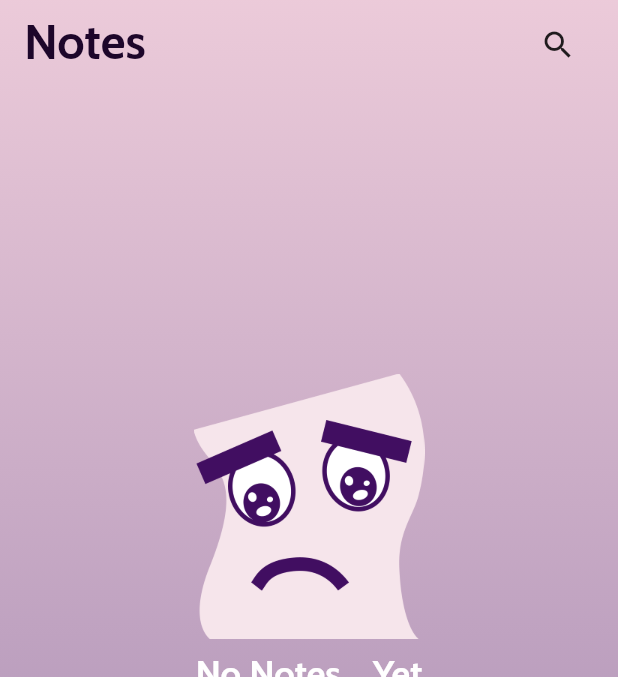
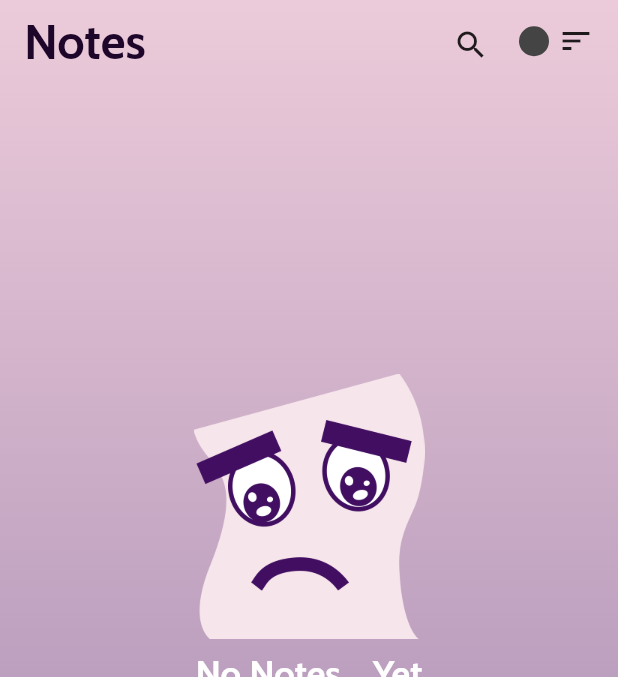
Before and after one commit to jabguru/iJot, a Flutter app: the Notes screen opened by its route, on a phone screen of 412 x 824 dp, the part 117-794 px from its top. Run offline on Flutter 3.47's test engine with Material 2 defaults, Android fonts, the phone set to English and light mode, and no system bars; drawn by our look-alikes of animated_search_bar, upgrader; our stand-ins replace another_flushbar, cloud_firestore, easy_localization, equatable, file_picker, firebase_auth and 11 more; missing offline and left inert: flutter_quill, flutter_quill_extensions, modal_progress_hud_alt, universal_html; accounts and stored records are empty; project files that could hold a hidden picture were left out.

Commit message:
added sort to notes

```diff
--- a/assets/translations/en.json
+++ b/assets/translations/en.json
@@ -32,6 +32,7 @@
     "note_cat_personal": "Personal",
     "note_cat_work": "Work",
     "note_cat_todo": "Todo",
+    "note_cat_all": "All",
 
 
     "delete_note": "Do you want to Delete this Note?",
@@ -75,6 +76,6 @@
     "delete_account_confirmation": "Are you sure you want to delete your account?",
     "delete_account_confirmation_details": "All your notes will be lost and you will be required to register a new account to use iJOT.",
     "delete_account_sucessful": "Deleted Account Successfully!",
-    "delete_account_error": "Error Deleting Account! Sign in Again."
-
+    "delete_account_error": "Error Deleting Account! Sign in Again.",
+    "sort_notes": "Sort notes"
 }
--- a/lib/constants/category.dart
+++ b/lib/constants/category.dart
@@ -13,6 +13,8 @@ Color categoryColor(String? category) {
     return kWorkColor;
   } else if (category == 'Todo') {
     return kTodoColor;
+  } else if (category == 'All') {
+    return kGrey1;
   }
   return kPrimaryColor;
 }
@@ -29,6 +31,8 @@ String getCategoryString(String? category) {
       return 'note_cat_work'.tr();
     case 'Todo':
       return 'note_cat_todo'.tr();
+    case 'All':
+      return 'note_cat_all'.tr();
     default:
       return 'note_cat_uncategorized'.tr();
   }
--- a/lib/main.dart
+++ b/lib/main.dart
@@ -43,7 +43,6 @@ class MyApp extends StatelessWidget {
 
   // TODO: WRITE TESTS
   // TODO: UPDATE TRANSLATION
-  // TODO: SORT NOTES BY TAGS
   // TODO: CONSIDER DEEPLINKING ON MOBILE, SHARE NOTES URLS
 
   // This widget is the root of your application.
--- a/lib/screens/notes.dart
+++ b/lib/screens/notes.dart
@@ -3,10 +3,12 @@ import 'package:flutter/foundation.dart';
 import 'package:flutter/material.dart';
 import 'package:go_router/go_router.dart';
 import 'package:ijot/constants/routes.dart';
+import 'package:ijot/constants/spaces.dart';
 import 'package:ijot/widgets/custom_scaffold.dart';
 import 'package:easy_localization/easy_localization.dart';
 import 'package:ijot/widgets/notes/notes_list.dart';
 import 'package:ijot/widgets/search_widget.dart';
+import 'package:ijot/widgets/sort_note_widget.dart';
 import 'package:upgrader/upgrader.dart';
 
 class Notes extends StatefulWidget {
@@ -19,6 +21,13 @@ class Notes extends StatefulWidget {
 class NotesState extends State<Notes> {
   final ScrollController _notesScrollController = ScrollController();
   String? _searchText;
+  String _category = 'All';
+
+  void _onSelected(value) {
+    setState(() {
+      _category = value;
+    });
+  }
 
   @override
   Widget build(BuildContext context) {
@@ -36,17 +45,28 @@ class NotesState extends State<Notes> {
           hasTopBars: true,
           shouldShrink: false,
           title: 'notes'.tr(),
-          extraTopBarWidget: SearchWidget(
-            onChanged: (String text) {
-              setState(() {
-                _searchText = text;
-              });
-            },
+          extraTopBarWidget: Row(
+            mainAxisAlignment: MainAxisAlignment.end,
+            children: [
+              SearchWidget(
+                onChanged: (String text) {
+                  setState(() {
+                    _searchText = text;
+                  });
+                },
+              ),
+              kHalfHSpace,
+              SortNoteWidget(
+                onSelected: _onSelected,
+                value: _category,
+              ),
+            ],
           ),
           scrollController: _notesScrollController,
           child: NotesListWidget(
             scrollController: _notesScrollController,
             searchText: _searchText,
+            category: _category,
           ),
           onTap: () {
             context.go('/${MyRoutes.noteRoute}');
--- a/lib/widgets/notes/notes_list.dart
+++ b/lib/widgets/notes/notes_list.dart
@@ -8,10 +8,12 @@ import 'package:ijot/widgets/notes/no_content.dart';
 class NotesListWidget extends StatelessWidget {
   final ScrollController? scrollController;
   final String? searchText;
+  final String category;
 
   const NotesListWidget({
     required this.scrollController,
     required this.searchText,
+    required this.category,
     super.key,
   });
 
@@ -31,6 +33,10 @@ class NotesListWidget extends StatelessWidget {
       valueListenable: Hive.box<Note>('notes').listenable(),
       builder: (BuildContext context, Box<Note> notesBox, _) {
         List<Note> allNotes = notesBox.values.toList();
+        if (category != 'All') {
+          allNotes =
+              allNotes.where((Note note) => note.category == category).toList();
+        }
         if (searchText != null && searchText!.isNotEmpty) {
           allNotes = allNotes
               .where((Note note) => (note.title!
--- /dev/null
+++ b/lib/widgets/sort_note_widget.dart
@@ -0,0 +1,71 @@
+import 'package:easy_localization/easy_localization.dart';
+import 'package:flutter/material.dart';
+import 'package:ijot/constants/category.dart';
+import 'package:ijot/constants/spaces.dart';
+
+class SortNoteWidget extends StatelessWidget {
+  SortNoteWidget({
+    super.key,
+    required this.onSelected,
+    required this.value,
+  });
+  final ValueChanged onSelected;
+  final String value;
+
+  final _categories = [
+    {'name': 'note_cat_all'.tr(), 'value': "All"},
+    {'name': 'note_cat_uncategorized'.tr(), 'value': "Uncategorized"},
+    {'name': 'note_cat_study'.tr(), 'value': "Study"},
+    {'name': 'note_cat_personal'.tr(), 'value': "Personal"},
+    {'name': 'note_cat_work'.tr(), 'value': "Work"},
+    {'name': 'note_cat_todo'.tr(), 'value': "Todo"},
+  ];
+
+  List<PopupMenuEntry> _buildPopUpMenuItems(BuildContext context) {
+    return _categories
+        .map(
+          (cat) => PopupMenuItem(
+            value: cat['value'],
+            height: 30.0,
+            child: Row(
+              children: [
+                CircleAvatar(
+                  radius: 10.0,
+                  backgroundColor: categoryColor(cat['value']),
+                ),
+                kHSpace6,
+                Text(
+                  cat['name']!,
+                  style: TextStyle(
+                    color: categoryColor(cat['value']),
+                    fontSize: 12.0,
+                  ),
+                ),
+              ],
+            ),
+          ),
+        )
+        .toList();
+  }
+
+  @override
+  Widget build(BuildContext context) {
+    return PopupMenuButton(
+      itemBuilder: _buildPopUpMenuItems,
+      onSelected: onSelected,
+      tooltip: 'sort_notes'.tr(),
+      padding: EdgeInsets.zero,
+      child: Row(
+        mainAxisSize: MainAxisSize.min,
+        children: [
+          CircleAvatar(
+            radius: 10.0,
+            backgroundColor: categoryColor(value),
+          ),
+          kHSpace6,
+          const Icon(Icons.sort)
+        ],
+      ),
+    );
+  }
+}
--- a/lib/widgets/top_bar.dart
+++ b/lib/widgets/top_bar.dart
@@ -49,6 +49,7 @@ class TopBarWidget extends StatelessWidget {
               Row(
                 children: [
                   if (extraWidget != null && screenGreaterThan700) extraWidget!,
+                  kFullHSpace,
                   if (AccountService.userId != null)
                     Container(
                       height: 35.0,
```
